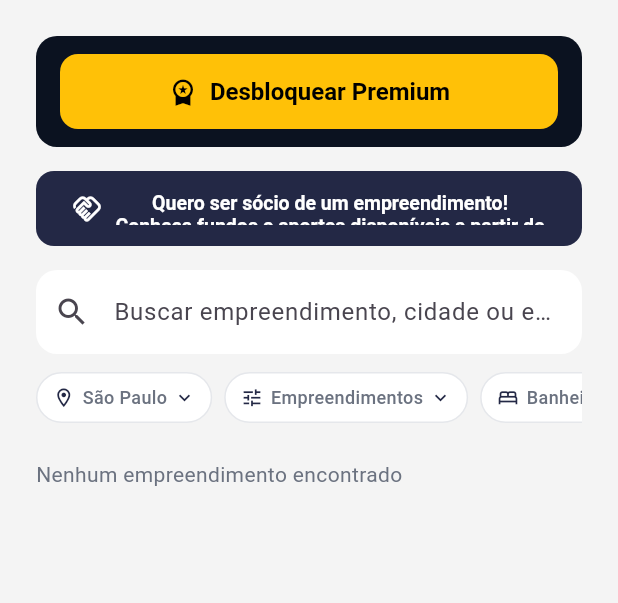
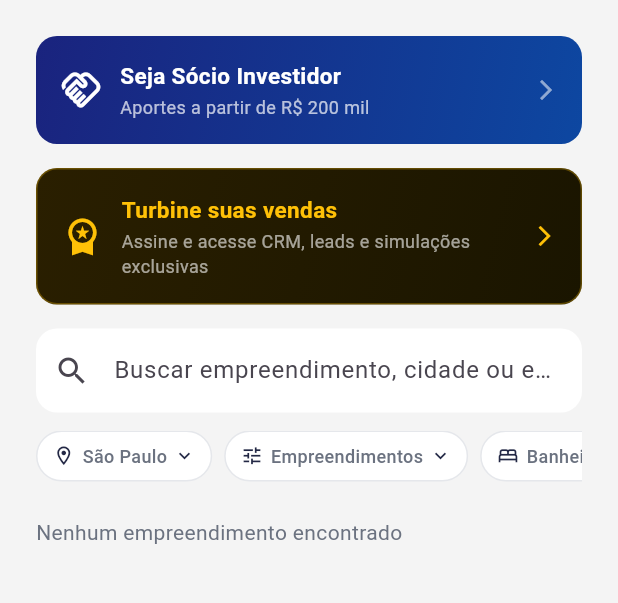
Before and after one commit to Bedingu/global-real, a Flutter app: the DashboardPage screen opened by its route, on a phone screen of 412 x 824 dp, the part 84-687 px from its top. Run offline on Flutter 3.47's test engine with Material 3 defaults, Android fonts, the phone set to English and light mode, and no system bars; our stand-ins replace fl_chart, flutter_dotenv, flutter_svg, google_maps_flutter, qr_flutter, supabase_flutter and 1 more; accounts and stored records are empty; network calls fail.

Commit message:
feat: improved dashboard - better banners, highlighted investment filter, premium CTA widget

```diff
--- a/lib/pages/dashboard/dashboard_page.dart
+++ b/lib/pages/dashboard/dashboard_page.dart
@@ -232,61 +232,90 @@ class _DashboardPageState extends State<DashboardPage> {
       body: ListView(
         padding: const EdgeInsets.all(24),
         children: [
-          // 🔹 Botão Desbloquear Premium
-          if (!_isPremiumUser && !kDevBypassPremium)
+          // 🔹 Botão Seja Sócio Investidor
           Padding(
             padding: const EdgeInsets.only(bottom: 16),
+            child: GestureDetector(
+              onTap: () {
+                Navigator.push(context, MaterialPageRoute(builder: (_) => const PrivatePage()));
+              },
               child: Container(
                 width: double.infinity,
-                padding: const EdgeInsets.symmetric(horizontal: 16, vertical: 12),
+                padding: const EdgeInsets.all(16),
                 decoration: BoxDecoration(
-                  color: const Color(0xFF0B1220),
+                  gradient: const LinearGradient(
+                    colors: [Color(0xFF1A237E), Color(0xFF0D47A1)],
+                    begin: Alignment.topLeft,
+                    end: Alignment.bottomRight,
+                  ),
                   borderRadius: BorderRadius.circular(14),
                 ),
-                child: SizedBox(
-                  height: 50,
-                  child: ElevatedButton.icon(
-                    onPressed: _openPaywall,
-                    icon: const Icon(Icons.workspace_premium, size: 20),
-                    label: Text(
-                      t.paywall_cta,
-                      style: const TextStyle(fontSize: 16, fontWeight: FontWeight.w600),
+                child: Row(
+                  children: [
+                    const Icon(Icons.handshake_outlined, color: Colors.white, size: 28),
+                    const SizedBox(width: 12),
+                    Expanded(
+                      child: Column(
+                        crossAxisAlignment: CrossAxisAlignment.start,
+                        children: [
+                          const Text(
+                            'Seja Sócio Investidor',
+                            style: TextStyle(color: Colors.white, fontSize: 15, fontWeight: FontWeight.w700),
                           ),
-                    style: ElevatedButton.styleFrom(
-                      backgroundColor: const Color(0xFFFFC107),
-                      foregroundColor: Colors.black,
-                      shape: RoundedRectangleBorder(
-                        borderRadius: BorderRadius.circular(12),
+                          const SizedBox(height: 2),
+                          Text(
+                            'Aportes a partir de R\$ 200 mil',
+                            style: TextStyle(color: Colors.white.withValues(alpha: 0.7), fontSize: 12),
                           ),
-                      elevation: 0,
+                        ],
+                      ),
+                    ),
+                    const Icon(Icons.arrow_forward_ios, color: Colors.white54, size: 16),
+                  ],
                 ),
               ),
             ),
           ),
-            ),
-          // 🔹 Botão Seja Sócio Investidor
+          // 🔹 Widget Assinatura Premium (para não-premium)
+          if (!_isPremiumUser && !kDevBypassPremium)
             Padding(
               padding: const EdgeInsets.only(bottom: 16),
-            child: SizedBox(
+              child: GestureDetector(
+                onTap: _openPaywall,
+                child: Container(
                   width: double.infinity,
-              height: 50,
-              child: ElevatedButton.icon(
-                onPressed: () {
-                  // TODO: navegar para página de investidor
-                },
-                icon: const Icon(Icons.handshake_outlined, size: 20),
-                label: const Text(
-                  'Quero ser sócio de um empreendimento!\nConheça fundos e aportes disponíveis a partir de R\$ 800 mil.',
-                  style: TextStyle(fontSize: 13, fontWeight: FontWeight.w600),
-                  textAlign: TextAlign.center,
+                  padding: const EdgeInsets.all(16),
+                  decoration: BoxDecoration(
+                    gradient: const LinearGradient(
+                      colors: [Color(0xFF2A1F00), Color(0xFF1A1500)],
+                      begin: Alignment.topLeft,
+                      end: Alignment.bottomRight,
                     ),
-                style: ElevatedButton.styleFrom(
-                  backgroundColor: AppTheme.primaryBlue,
-                  foregroundColor: Colors.white,
-                  shape: RoundedRectangleBorder(
-                    borderRadius: BorderRadius.circular(12),
+                    borderRadius: BorderRadius.circular(14),
+                    border: Border.all(color: const Color(0xFFFFC107).withValues(alpha: 0.3)),
                   ),
-                  elevation: 0,
+                  child: Row(
+                    children: [
+                      const Icon(Icons.workspace_premium, color: Color(0xFFFFC107), size: 28),
+                      const SizedBox(width: 12),
+                      Expanded(
+                        child: Column(
+                          crossAxisAlignment: CrossAxisAlignment.start,
+                          children: [
+                            const Text(
+                              'Turbine suas vendas',
+                              style: TextStyle(color: Color(0xFFFFC107), fontSize: 15, fontWeight: FontWeight.w700),
+                            ),
+                            const SizedBox(height: 2),
+                            Text(
+                              'Assine e acesse CRM, leads e simulações exclusivas',
+                              style: TextStyle(color: Colors.white.withValues(alpha: 0.6), fontSize: 12),
+                            ),
+                          ],
+                        ),
+                      ),
+                      const Icon(Icons.arrow_forward_ios, color: Color(0xFFFFC107), size: 16),
+                    ],
                   ),
                 ),
               ),
@@ -360,6 +389,7 @@ class _DashboardPageState extends State<DashboardPage> {
           _filterButton(
             label: t.filter_investment,
             icon: Icons.trending_up,
+            highlighted: true,
             onTap: () {
               if (!_isPremiumUser && !kDevBypassPremium) {
                 _openPaywall();
@@ -393,6 +423,7 @@ class _DashboardPageState extends State<DashboardPage> {
     required String label,
     required VoidCallback onTap,
     IconData? icon,
+    bool highlighted = false,
   }) {
     return InkWell(
       onTap: onTap,
@@ -401,20 +432,20 @@ class _DashboardPageState extends State<DashboardPage> {
         height: _filterHeight,
         padding: const EdgeInsets.symmetric(horizontal: 10),
         decoration: BoxDecoration(
-          color: _filterBg,
+          color: highlighted ? const Color(0xFFFFF8E1) : _filterBg,
           borderRadius: BorderRadius.circular(_filterRadius),
-          border: Border.all(color: _filterBorder),
+          border: Border.all(color: highlighted ? const Color(0xFFFFC107) : _filterBorder),
         ),
         child: Row(
           mainAxisSize: MainAxisSize.min,
           children: [
             if (icon != null) ...[
-              Icon(icon, size: 15),
+              Icon(icon, size: 15, color: highlighted ? const Color(0xFFE65100) : null),
               const SizedBox(width: 5),
             ],
-            Text(label, style: const TextStyle(fontSize: 12)),
+            Text(label, style: TextStyle(fontSize: 12, fontWeight: highlighted ? FontWeight.w700 : FontWeight.normal, color: highlighted ? const Color(0xFFE65100) : null)),
             const SizedBox(width: 4),
-            const Icon(Icons.keyboard_arrow_down, size: 15),
+            Icon(Icons.keyboard_arrow_down, size: 15, color: highlighted ? const Color(0xFFE65100) : null),
           ],
         ),
       ),
```
Lines whose indentation alone changed are shown as unchanged.
